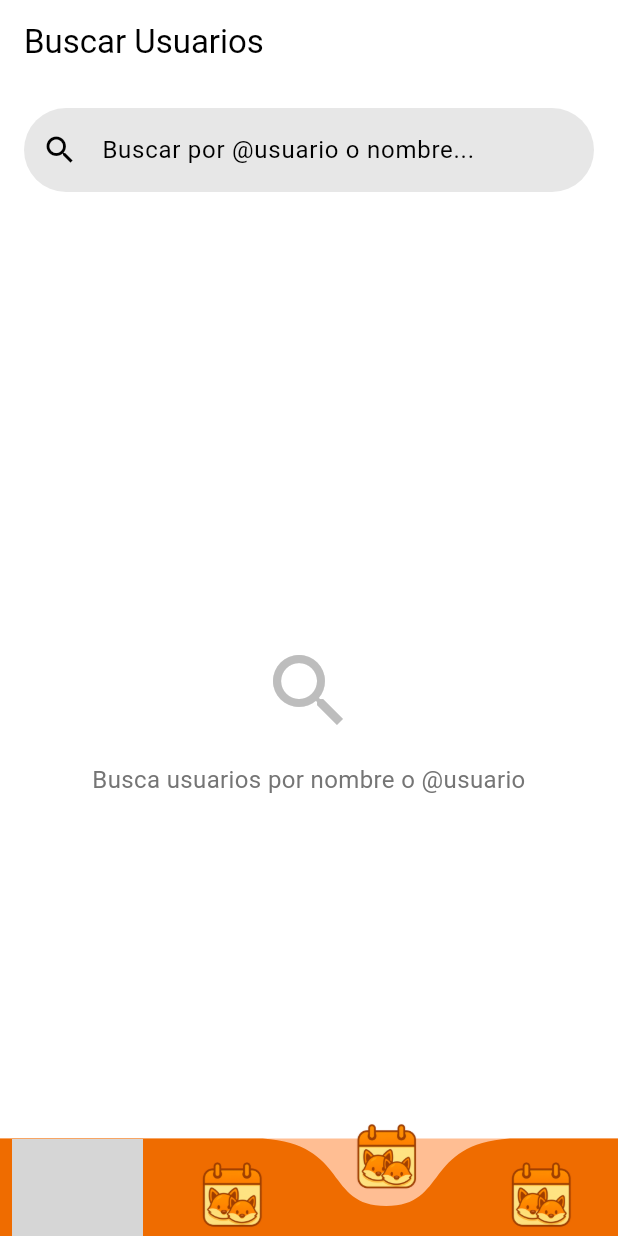
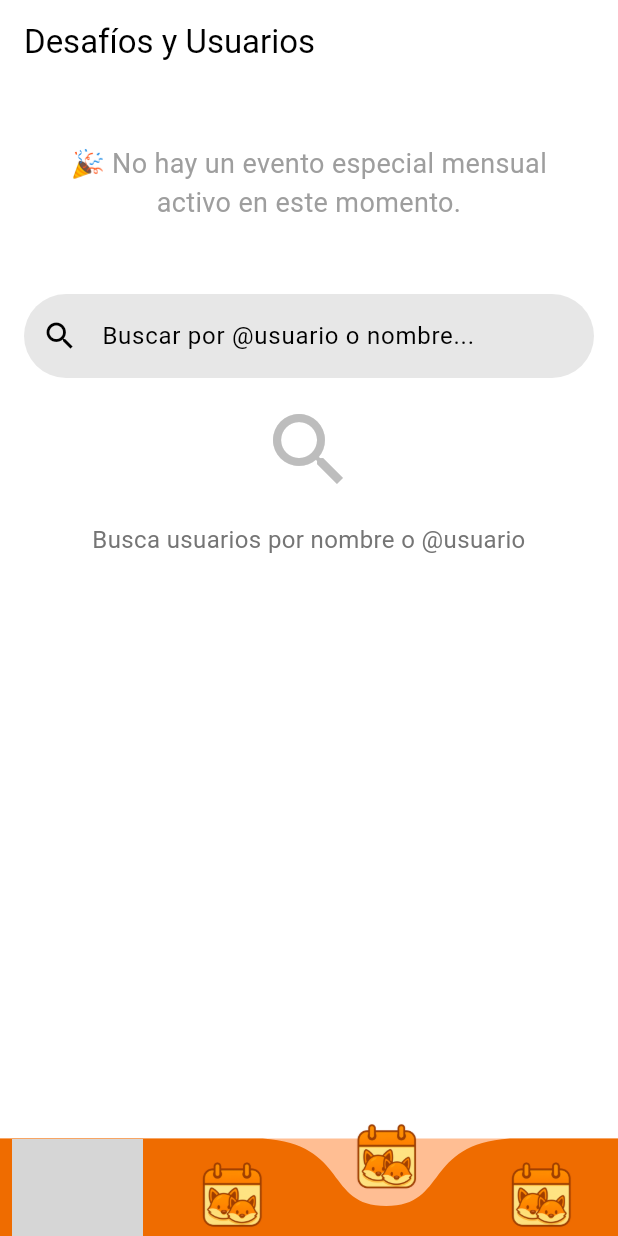
Before and after one commit to ATL1GOD/KitsuCode, a Flutter app: the screen it shows once a user with an empty profile is signed in, item 3 of the bottom bar chosen, on a phone screen of 412 x 824 dp. Run offline on Flutter 3.47's test engine with Material 3 defaults, Android fonts, the phone set to English and light mode, and no system bars; drawn by our look-alikes of curved_navigation_bar, overlay_support; our stand-ins replace animate_do, awesome_snackbar_content, firebase_core, firebase_messaging, flutter_animate, flutter_dotenv and 7 more; missing offline and left inert: particles_fly; accounts and stored records are empty; network calls fail; grey boxes are pictures that could not be loaded.

Commit message:
feat: Fusionar vistas de búsqueda y desafíos en DesafioBusquedaView

```diff
--- a/lib/core/routes/router.dart
+++ b/lib/core/routes/router.dart
@@ -293,9 +293,7 @@ final routerProvider = Provider<GoRouter>((ref) {
             routes: [
               GoRoute(
                 path: '/desafiomensual', // <-- Nueva ruta
-                builder: (context, state) =>
-                    // const DesafiosView(), // <-- Nueva vista
-                    const UserSearchView(),
+                builder: (context, state) => const DesafioBusquedaView(),
               ),
             ],
           ),
--- a/lib/features/amigos/view/search_view.dart
+++ b/lib/features/amigos/view/search_view.dart
@@ -49,7 +49,7 @@ class UserSearchView extends ConsumerWidget {
       body: Column(
         children: [
           // 1. El campo de búsqueda
-          const _SearchField(),
+          const SearchField(),
 
           // 2. Los resultados
           Expanded(
@@ -60,7 +60,7 @@ class UserSearchView extends ConsumerWidget {
               loading: () {
                 // Si el query está vacío, no es una carga, es el estado inicial
                 if (currentQuery.isEmpty) {
-                  return const _EmptyState(
+                  return const EmptyState(
                     icon: Icons.search,
                     message: 'Busca usuarios por nombre o @usuario',
                   );
@@ -73,14 +73,14 @@ class UserSearchView extends ConsumerWidget {
               data: (users) {
                 // Si la búsqueda está vacía (al inicio)
                 if (currentQuery.isEmpty) {
-                  return const _EmptyState(
+                  return const EmptyState(
                     icon: Icons.search,
                     message: 'Busca usuarios por nombre o @usuario',
                   );
                 }
                 // Si no hay resultados
                 if (users.isEmpty) {
-                  return _EmptyState(
+                  return EmptyState(
                     icon: Icons.person_search,
                     message: 'No se encontraron usuarios para "$currentQuery"',
                   );
@@ -114,14 +114,14 @@ class UserSearchView extends ConsumerWidget {
 // WIDGET: CAMPO DE BÚSQUEDA
 // -------------------------------------------------------------------
 
-class _SearchField extends ConsumerStatefulWidget {
-  const _SearchField();
+class SearchField extends ConsumerStatefulWidget {
+  const SearchField({super.key});
 
   @override
-  ConsumerState<_SearchField> createState() => _SearchFieldState();
+  ConsumerState<SearchField> createState() => _SearchFieldState();
 }
 
-class _SearchFieldState extends ConsumerState<_SearchField> {
+class _SearchFieldState extends ConsumerState<SearchField> {
   late final TextEditingController _controller;
 
   @override
@@ -283,10 +283,10 @@ class UserSearchCard extends StatelessWidget {
 // WIDGET: ESTADO VACÍO
 // -------------------------------------------------------------------
 
-class _EmptyState extends StatelessWidget {
+class EmptyState extends StatelessWidget {
   final IconData icon;
   final String message;
-  const _EmptyState({required this.icon, required this.message});
+  const EmptyState({super.key, required this.icon, required this.message});
 
   @override
   Widget build(BuildContext context) {
--- a/lib/features/desafio/view/desafio_view.dart
+++ b/lib/features/desafio/view/desafio_view.dart
@@ -1,52 +1,157 @@
 // features/desafio/presentation/views/desafio_view.dart
+// ¡VISTA FUSIONADA!
 
 import 'package:flutter/material.dart';
 import 'package:flutter_riverpod/flutter_riverpod.dart';
+
+// --- Importaciones de DESAFÍO ---
 import 'package:kitsucode/features/desafio/provider/desafio_provider.dart';
-// Importa el widget de la tarjeta que ahora está en su propio archivo
 import 'package:kitsucode/features/desafio/view/widgets/expandable_special_event_card.dart';
 
-class DesafiosView extends ConsumerWidget {
-  const DesafiosView({super.key});
+// --- Importaciones de BÚSQUEDA ---
+import 'package:kitsucode/features/profile/provider/profile_provider.dart';
+import 'package:kitsucode/features/amigos/model/search_model.dart';
+
+// --- ¡Importamos los widgets de la otra vista! ---
+// (Asegúrate de haber hecho públicas SearchField y EmptyState en este archivo)
+import 'package:kitsucode/features/amigos/view/search_view.dart';
+
+// -------------------------------------------------------------------
+// PROVIDERS DE BÚSQUEDA (Los definimos aquí)
+// -------------------------------------------------------------------
+
+final userSearchQueryProvider = StateProvider<String>((ref) => '');
+
+final userSearchResultsProvider = FutureProvider<List<UserSearchPreviewModel>>((
+  ref,
+) async {
+  final query = ref.watch(userSearchQueryProvider);
+  if (query.trim().isEmpty) {
+    return [];
+  }
+  final repository = ref.watch(profileRepositoryProvider);
+  return repository.searchUsers(query);
+});
+
+// -------------------------------------------------------------------
+// VISTA FUSIONADA
+// -------------------------------------------------------------------
+
+class DesafioBusquedaView extends ConsumerWidget {
+  const DesafioBusquedaView({super.key});
 
   @override
   Widget build(BuildContext context, WidgetRef ref) {
+    // Observamos los providers de AMBAS vistas
     final desafiosAsync = ref.watch(desafiosProvider);
+    final searchResults = ref.watch(userSearchResultsProvider);
+    final currentQuery = ref.watch(userSearchQueryProvider);
 
     return Scaffold(
-      body: desafiosAsync.when(
+      appBar: AppBar(title: const Text('Desafíos y Usuarios')),
+      body: CustomScrollView(
+        slivers: [
+          // --- SECCIÓN 1: DESAFÍO (Arriba) ---
+          SliverPadding(
+            padding: const EdgeInsets.only(top: 8),
+            sliver: desafiosAsync.when(
               data: (data) {
-          // --- Sección del Reto Agrupador (Mensual) ---
                 if (data.agrupador != null) {
-            return ListView(
-              children: [
-                // El widget principal ahora está importado
-                ExpandableSpecialEventCard(
-                  evento: data.agrupador!, // El Reto Agrupador
-                  desafiosMensuales:
-                      data.individuales, // Los retos individuales del mes
-                  completedRetoIds:
-                      data.completedRetoIds, // IDs completados para el progreso
+                  return SliverToBoxAdapter(
+                    child: ExpandableSpecialEventCard(
+                      evento: data.agrupador!,
+                      desafiosMensuales: data.individuales,
+                      completedRetoIds: data.completedRetoIds,
                       isParentCompleted: data.isParentCompleted,
                     ),
-              ],
                   );
                 }
-
-          // Mensaje si no hay un reto mensual activo
-          return const Center(
+                return const SliverToBoxAdapter(
+                  child: Center(
                     child: Padding(
                       padding: EdgeInsets.all(32.0),
                       child: Text(
-                '🎉 No hay un evento especial mensual activo en este momento. ¡Vuelve pronto!',
+                        '🎉 No hay un evento especial mensual activo en este momento.',
                         textAlign: TextAlign.center,
                         style: TextStyle(fontSize: 18, color: Colors.grey),
                       ),
                     ),
+                  ),
                 );
               },
-        loading: () => const Center(child: CircularProgressIndicator()),
-        error: (error, stack) => Center(child: Text('Error: $error')),
+              loading: () => const SliverToBoxAdapter(
+                child: Center(child: CircularProgressIndicator()),
+              ),
+              error: (error, stack) => SliverToBoxAdapter(
+                child: Center(child: Text('Error: $error')),
+              ),
+            ),
+          ),
+
+          // --- SECCIÓN 2: CAMPO DE BÚSQUEDA (En medio) ---
+          // ¡Llamamos al widget importado!
+          const SliverToBoxAdapter(child: SearchField()),
+
+          // --- SECCIÓN 3: RESULTADOS DE BÚSQUEDA (Abajo) ---
+          SliverPadding(
+            padding: const EdgeInsets.fromLTRB(16, 8, 16, 16),
+            sliver: searchResults.when(
+              loading: () {
+                if (currentQuery.isEmpty) {
+                  // ¡Llamamos al widget importado!
+                  return const SliverToBoxAdapter(
+                    child: EmptyState(
+                      icon: Icons.search,
+                      message: 'Busca usuarios por nombre o @usuario',
+                    ),
+                  );
+                }
+                return const SliverToBoxAdapter(
+                  child: Center(child: CircularProgressIndicator()),
+                );
+              },
+              error: (err, stack) => SliverToBoxAdapter(
+                child: Center(child: Text('Error al buscar: $err')),
+              ),
+              data: (users) {
+                if (currentQuery.isEmpty) {
+                  // ¡Llamamos al widget importado!
+                  return const SliverToBoxAdapter(
+                    child: EmptyState(
+                      icon: Icons.search,
+                      message: 'Busca usuarios por nombre o @usuario',
+                    ),
+                  );
+                }
+                if (users.isEmpty) {
+                  // ¡Llamamos al widget importado!
+                  return SliverToBoxAdapter(
+                    child: EmptyState(
+                      icon: Icons.person_search,
+                      message:
+                          'No se encontraron usuarios para "$currentQuery"',
+                    ),
+                  );
+                }
+
+                // La cuadrícula usa el widget 'UserSearchCard' importado
+                return SliverGrid.builder(
+                  gridDelegate: const SliverGridDelegateWithFixedCrossAxisCount(
+                    crossAxisCount: 2,
+                    crossAxisSpacing: 16,
+                    mainAxisSpacing: 16,
+                    childAspectRatio: 0.7,
+                  ),
+                  itemCount: users.length,
+                  itemBuilder: (context, index) {
+                    // ¡Llamamos al widget importado!
+                    return UserSearchCard(user: users[index]);
+                  },
+                );
+              },
+            ),
+          ),
+        ],
       ),
     );
   }
--- /dev/null
+++ b/lib/features/desafio/view/mensual_view.dart
@@ -0,0 +1,53 @@
+// features/desafio/presentation/views/desafio_view.dart
+
+import 'package:flutter/material.dart';
+import 'package:flutter_riverpod/flutter_riverpod.dart';
+import 'package:kitsucode/features/desafio/provider/desafio_provider.dart';
+// Importa el widget de la tarjeta que ahora está en su propio archivo
+import 'package:kitsucode/features/desafio/view/widgets/expandable_special_event_card.dart';
+
+class DesafiosView extends ConsumerWidget {
+  const DesafiosView({super.key});
+
+  @override
+  Widget build(BuildContext context, WidgetRef ref) {
+    final desafiosAsync = ref.watch(desafiosProvider);
+
+    return Scaffold(
+      body: desafiosAsync.when(
+        data: (data) {
+          // --- Sección del Reto Agrupador (Mensual) ---
+          if (data.agrupador != null) {
+            return ListView(
+              children: [
+                // El widget principal ahora está importado
+                ExpandableSpecialEventCard(
+                  evento: data.agrupador!, // El Reto Agrupador
+                  desafiosMensuales:
+                      data.individuales, // Los retos individuales del mes
+                  completedRetoIds:
+                      data.completedRetoIds, // IDs completados para el progreso
+                  isParentCompleted: data.isParentCompleted,
+                ),
+              ],
+            );
+          }
+
+          // Mensaje si no hay un reto mensual activo
+          return const Center(
+            child: Padding(
+              padding: EdgeInsets.all(32.0),
+              child: Text(
+                '🎉 No hay un evento especial mensual activo en este momento. ¡Vuelve pronto!',
+                textAlign: TextAlign.center,
+                style: TextStyle(fontSize: 18, color: Colors.grey),
+              ),
+            ),
+          );
+        },
+        loading: () => const Center(child: CircularProgressIndicator()),
+        error: (error, stack) => Center(child: Text('Error: $error')),
+      ),
+    );
+  }
+}
```
Lines whose indentation alone changed are shown as unchanged.
